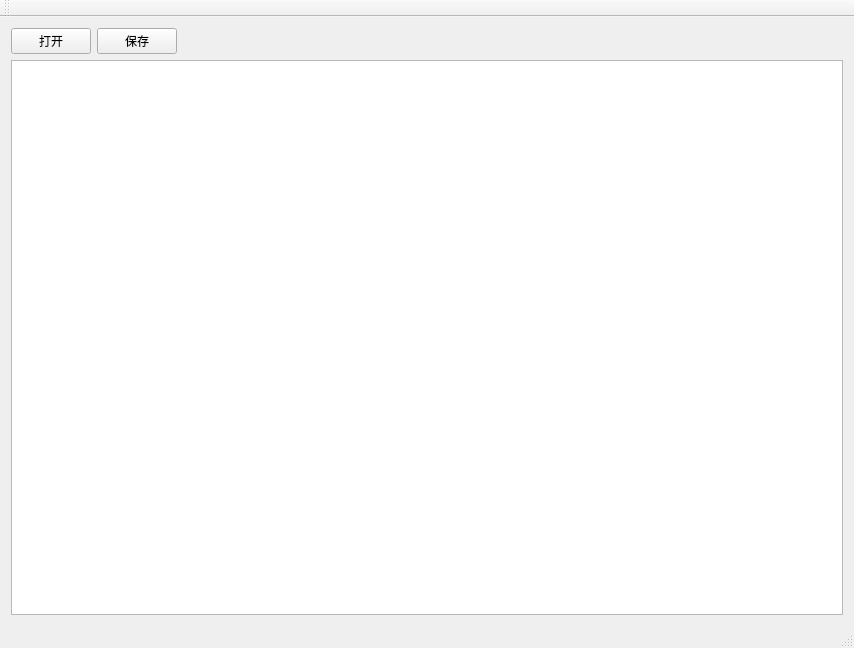
hkkhuang/Qt, file Test7_2/Test7_2/Test7_2.ui: the form before one commit.
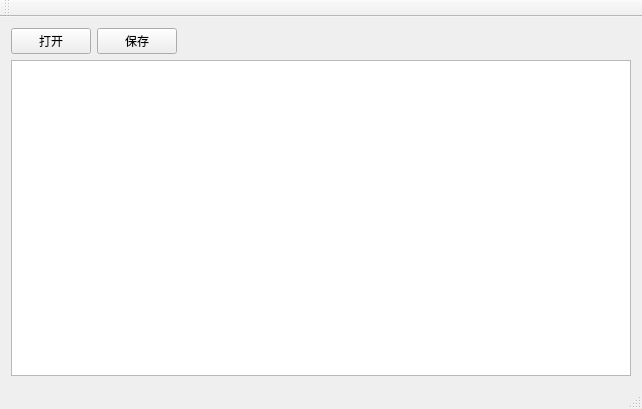
The form after the commit.

Commit message: 文件对话框

Patch:
```diff
--- a/Test7_2/Test7_2/Test7_2.ui
+++ b/Test7_2/Test7_2/Test7_2.ui
@@ -6,8 +6,8 @@
    <rect>
     <x>0</x>
     <y>0</y>
-    <width>854</width>
-    <height>648</height>
+    <width>642</width>
+    <height>409</height>
    </rect>
   </property>
   <property name="windowTitle">
```
Left out of the diff: 4 changed lines with no effect on the pictures. The commit also changes 3 other files.
